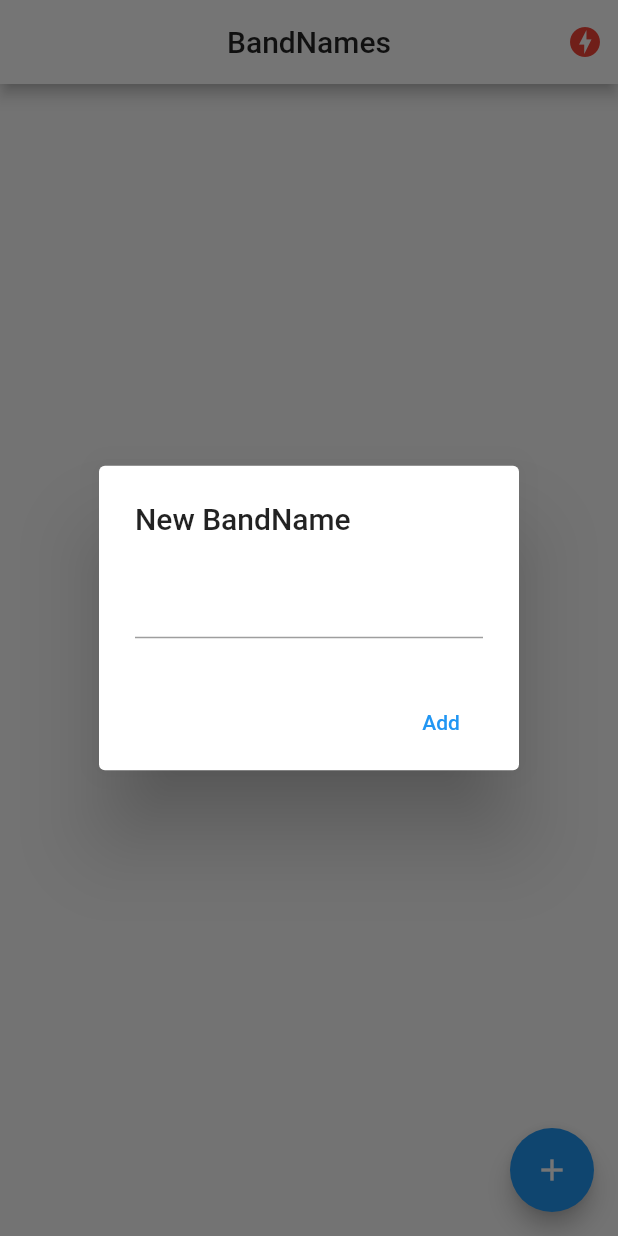
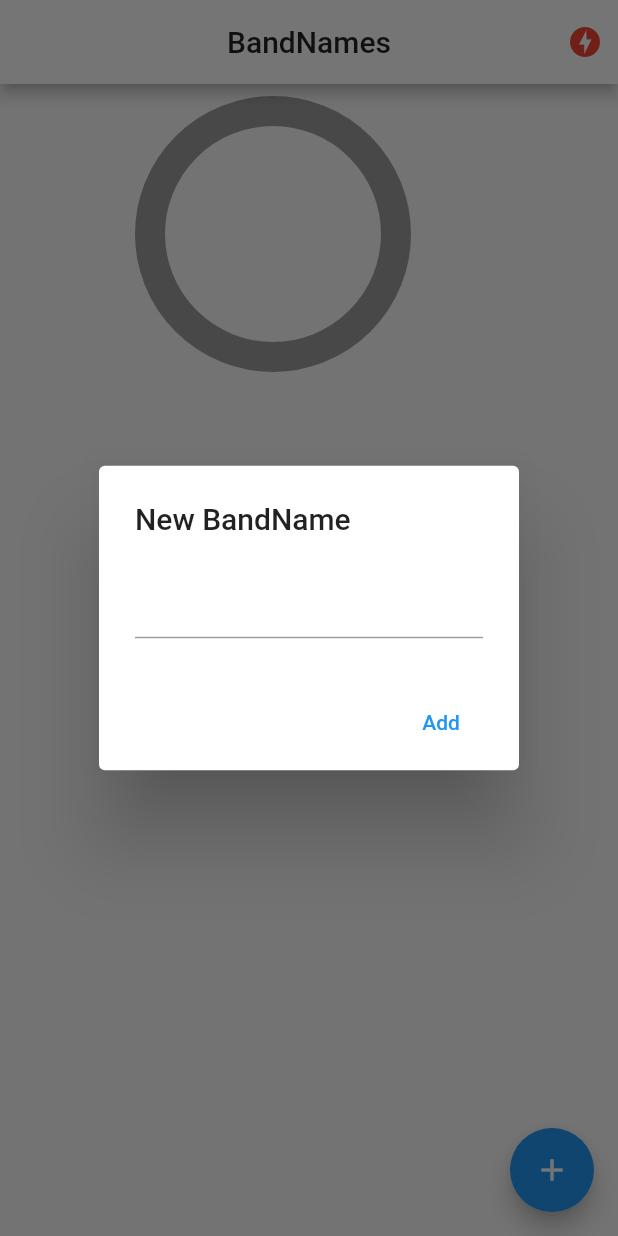
Before and after one commit to mangelgp/flutter_bandApp-socket, a Flutter app: the screen it shows after launch, after a tap on the "add" icon, on a phone screen of 412 x 824 dp. Run offline on Flutter 3.47's test engine with Material 2 defaults, Android fonts, the phone set to English and light mode, and no system bars; drawn by our look-alikes of pie_chart; our stand-ins replace socket_io_client; network calls fail.

Commit message:
App finalizada

```diff
--- a/lib/src/pages/home_page.dart
+++ b/lib/src/pages/home_page.dart
@@ -4,6 +4,7 @@ import 'package:band_names/src/models/band.dart';
 import 'package:band_names/src/services/socket_service.dart';
 import 'package:flutter/cupertino.dart';
 import 'package:flutter/material.dart';
+import 'package:pie_chart/pie_chart.dart';
 import 'package:provider/provider.dart';
 
 
@@ -57,9 +58,18 @@ class _HomePageState extends State<HomePage> {
           )
         ],
       ),
-      body: ListView.builder(
-        itemBuilder: (context, index) => _bandTile(bands[index]),
-        itemCount: bands.length,
+      body: Column(
+        children: [
+
+          _showGraph(),
+
+          Expanded(
+            child: ListView.builder(
+              itemBuilder: (context, index) => _bandTile(bands[index]),
+              itemCount: bands.length,
+            ),
+          ),
+        ],
       ),
       floatingActionButton: FloatingActionButton(
         onPressed: _addNewBand,
@@ -153,4 +163,21 @@ class _HomePageState extends State<HomePage> {
 
     Navigator.pop(context);
   }
+
+  Widget _showGraph() {
+    Map<String, double> dataMap = new Map();
+
+    bands.forEach((band) {
+      dataMap.putIfAbsent(band.name, () => band.votes.toDouble());
+    });
+
+    return Container(
+      padding: EdgeInsets.all(10.0),
+      height: 200.0,
+      child: PieChart(
+        dataMap: dataMap,
+        chartType: ChartType.ring,
+      ),
+    );
+  }
 }
--- a/pubspec.yaml
+++ b/pubspec.yaml
@@ -30,6 +30,7 @@ dependencies:
   cupertino_icons: ^0.1.3
   socket_io_client: ^0.9.11
   provider: ^4.3.2+2
+  pie_chart: ^4.0.1
 
 dev_dependencies:
   flutter_test:
```
Also changed, not shown: pubspec.lock.
